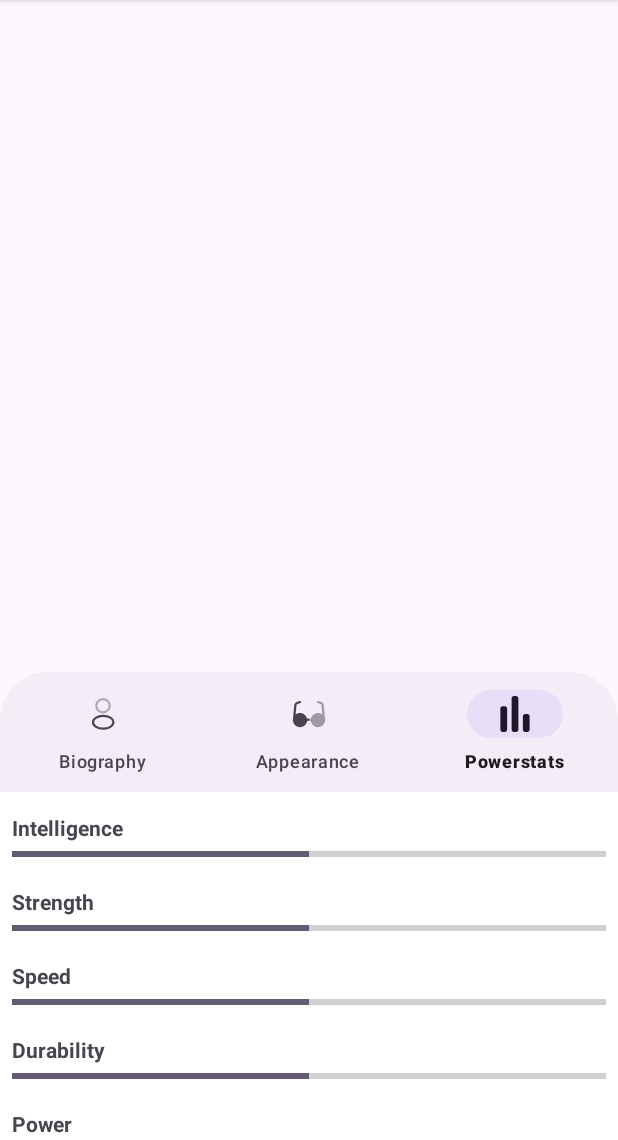
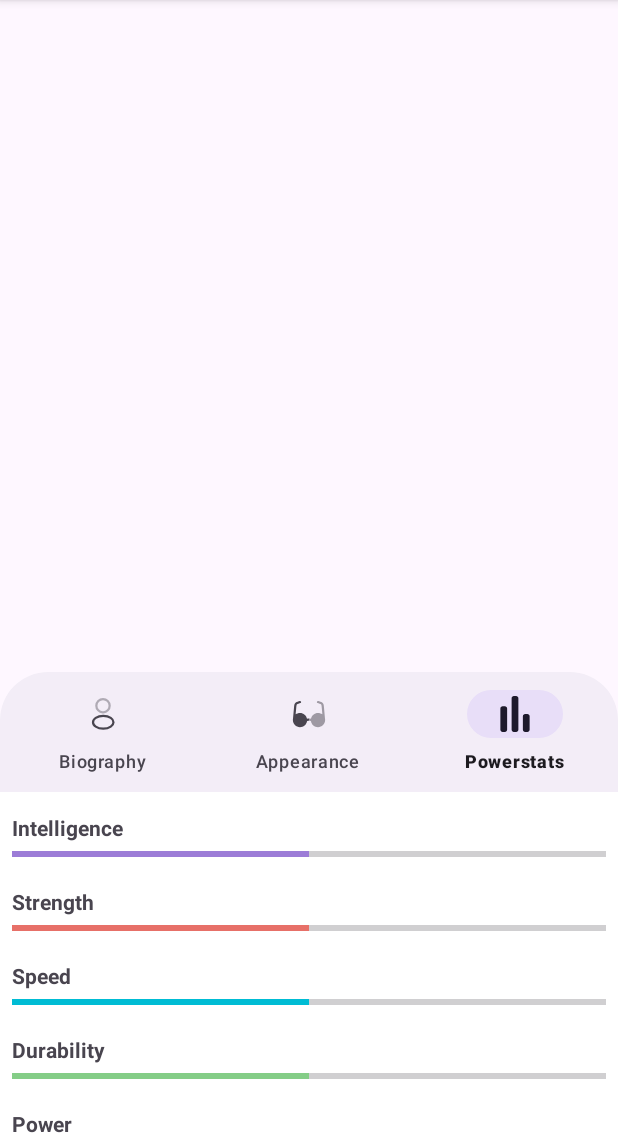
Before and after one commit to olilopez5/Supers, an Android app: the DetailActivity screen opened directly, with no data from a screen before it, item 3 of the bottom bar chosen, on a phone screen of 412 x 824 dp, the part 96-1236 px from its top. Run offline under Robolectric (Android 15) with nearby library versions, the phone set to English and light mode, and no system bars; our stand-ins replace Picasso; pictures from the network do not load; 1 statement that could not run was skipped.

Commit message:
First Version app

```diff
--- a/app/src/main/res/layout/stats_detail.xml
+++ b/app/src/main/res/layout/stats_detail.xml
@@ -36,6 +36,7 @@
         <ProgressBar
             android:id="@+id/intelligenceProgressBar"
             style="?android:attr/progressBarStyleHorizontal"
+            android:progressTint="@color/intelligence_progress"
             android:progress="50"
             android:layout_width="match_parent"
             android:layout_height="wrap_content" />
@@ -73,6 +74,7 @@
         <ProgressBar
             android:id="@+id/strengthProgressBar"
             style="?android:attr/progressBarStyleHorizontal"
+            android:progressTint="@color/strength_progress"
             android:progress="50"
             android:layout_width="match_parent"
             android:layout_height="wrap_content" />
@@ -110,6 +112,7 @@
         <ProgressBar
             android:id="@+id/speedProgressBar"
             style="?android:attr/progressBarStyleHorizontal"
+            android:progressTint="@color/speed_progress"
             android:progress="50"
             android:layout_width="match_parent"
             android:layout_height="wrap_content" />
@@ -147,6 +150,7 @@
         <ProgressBar
             android:id="@+id/durabilityProgressBar"
             style="?android:attr/progressBarStyleHorizontal"
+            android:progressTint="@color/durability_progress"
             android:progress="50"
             android:layout_width="match_parent"
             android:layout_height="wrap_content" />
@@ -184,6 +188,7 @@
         <ProgressBar
             android:id="@+id/powerProgressBar"
             style="?android:attr/progressBarStyleHorizontal"
+            android:progressTint="@color/power_progress"
             android:progress="50"
             android:layout_width="match_parent"
             android:layout_height="wrap_content" />
@@ -221,6 +226,7 @@
         <ProgressBar
             android:id="@+id/combatProgressBar"
             style="?android:attr/progressBarStyleHorizontal"
+            android:progressTint="@color/combat_progress"
             android:progress="50"
             android:layout_width="match_parent"
             android:layout_height="wrap_content" />
--- a/app/src/main/res/values/colors.xml
+++ b/app/src/main/res/values/colors.xml
@@ -7,5 +7,12 @@
     <color name="alignment_bad">#DAB84E48</color>
     <color name="alignment_neutral">#CB757474</color>
 
+    <color name="intelligence_progress">#D5926CD9</color>
+    <color name="strength_progress">#BBF04E42</color>
+    <color name="speed_progress">#00BCD4</color>
+    <color name="durability_progress">#B364CE68</color>
+    <color name="power_progress">#D6DC5583</color>
+    <color name="combat_progress">#DDE67856</color>
+
 
 </resources>
```
